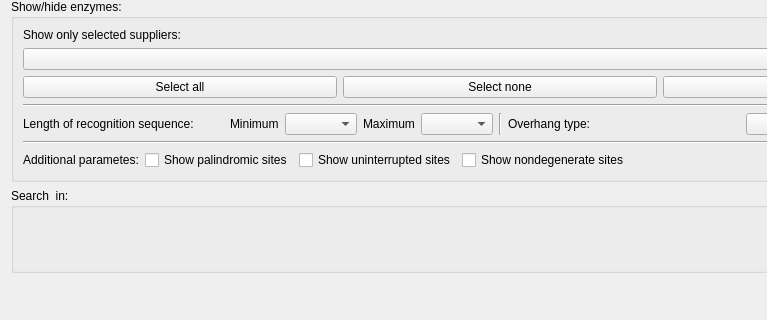
First picture: the form in src/plugins/enzymes/src/FindEnzymesDialog.ui, repository ugeneunipro/ugene, before the edit; both pictures show x 0 to 767 and y 196 to 516 of the 1000 by 600 pixel window.
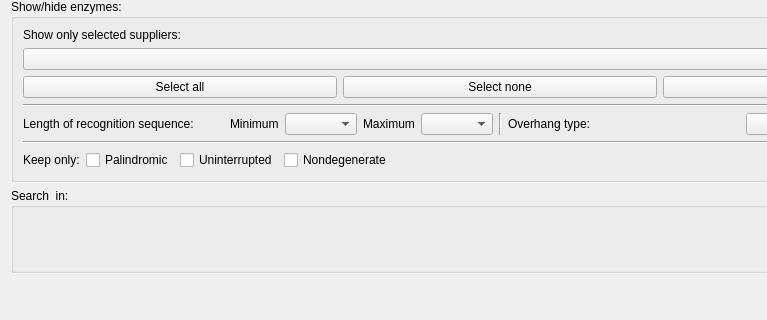
Second picture: the form after the edit. Custom widgets are drawn as their Qt base class.

```diff
--- a/src/plugins/enzymes/src/FindEnzymesDialog.ui
+++ b/src/plugins/enzymes/src/FindEnzymesDialog.ui
@@ -282,7 +282,7 @@
         <item>
          <widget class="QLabel" name="label_8">
           <property name="text">
-           <string>Additional parametes:</string>
+           <string>Keep only:</string>
           </property>
          </widget>
         </item>
@@ -292,7 +292,7 @@
            <string>Forward and reverse-complementary enzyme strands are equal</string>
           </property>
           <property name="text">
-           <string>Show palindromic sites</string>
+           <string>Palindromic</string>
           </property>
           <property name="checked">
            <bool>false</bool>
@@ -305,7 +305,7 @@
            <string>No internal N's</string>
           </property>
           <property name="text">
-           <string>Show uninterrupted sites</string>
+           <string>Uninterrupted</string>
           </property>
           <property name="checked">
            <bool>false</bool>
@@ -318,7 +318,7 @@
            <string>No extended DNA alphabet symbols (A, C, G, T and N only)</string>
           </property>
           <property name="text">
-           <string>Show nondegenerate sites</string>
+           <string>Nondegenerate</string>
           </property>
           <property name="checked">
            <bool>false</bool>
```
